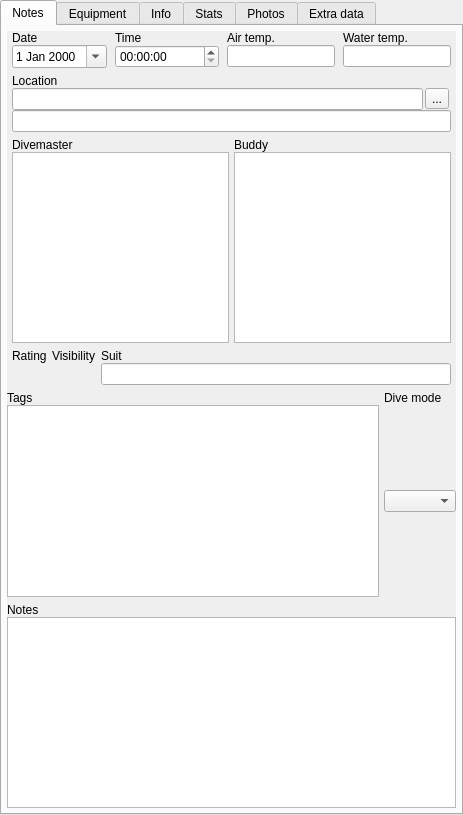
Above: desktop-widgets/maintab.ui from subsurface/subsurface before the change. Below: the same form after it.
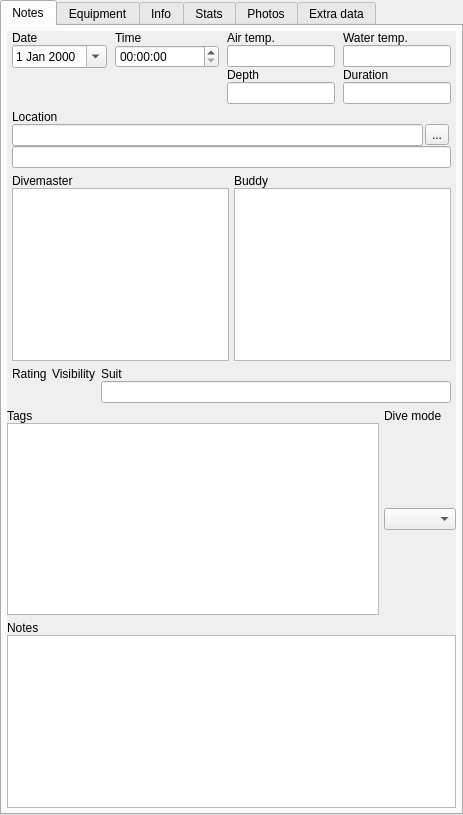
That is the form after the change. Icons and pictures are not drawn. Custom widgets are drawn as their Qt base class.

Commit message:
Add depth and duration fields to maintab
And hide them for now. This doesn't change anything visible, it's just
putting in place the pieces for later use.

Diff of the .ui file:
```diff
--- a/desktop-widgets/maintab.ui
+++ b/desktop-widgets/maintab.ui
@@ -86,6 +86,13 @@
           <property name="verticalSpacing">
            <number>0</number>
           </property>
+          <item row="2" column="3">
+           <widget class="QLabel" name="durationLabel">
+            <property name="text">
+             <string>Duration</string>
+            </property>
+           </widget>
+          </item>
           <item row="0" column="0">
            <widget class="QLabel" name="label_2">
             <property name="text">
@@ -163,6 +170,19 @@
             </property>
            </widget>
           </item>
+          <item row="2" column="2">
+           <widget class="QLabel" name="depthLabel">
+            <property name="text">
+             <string>Depth</string>
+            </property>
+           </widget>
+          </item>
+          <item row="3" column="2">
+           <widget class="QLineEdit" name="depth"/>
+          </item>
+          <item row="3" column="3">
+           <widget class="QLineEdit" name="duration"/>
+          </item>
          </layout>
         </item>
         <item>
```
The commit also changes 1 other file.
